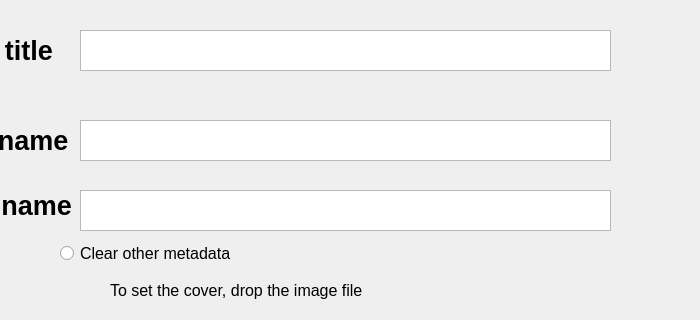
Before: the Qt Designer form modify.ui in MaybeAshLately/mp3modifier, drawn with Qt 5; both pictures show x 100 to 800 and y 0 to 320 of the 800 by 600 pixel window.
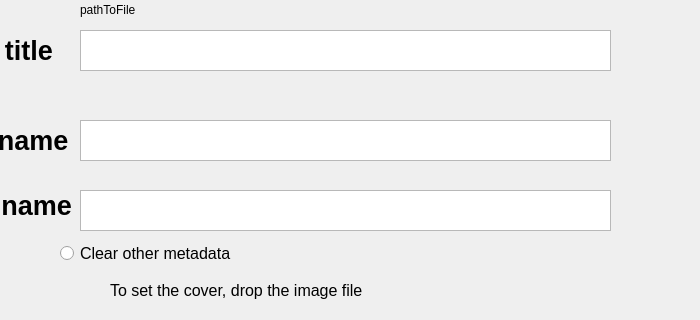
After: the same form once the commit is applied.

```diff
--- a/modify.ui
+++ b/modify.ui
@@ -209,6 +209,19 @@
     <string>Clear other metadata</string>
    </property>
   </widget>
+  <widget class="QLabel" name="pathToFileText">
+   <property name="geometry">
+    <rect>
+     <x>180</x>
+     <y>0</y>
+     <width>531</width>
+     <height>20</height>
+    </rect>
+   </property>
+   <property name="text">
+    <string>pathToFile</string>
+   </property>
+  </widget>
  </widget>
  <resources/>
  <connections/>
```
